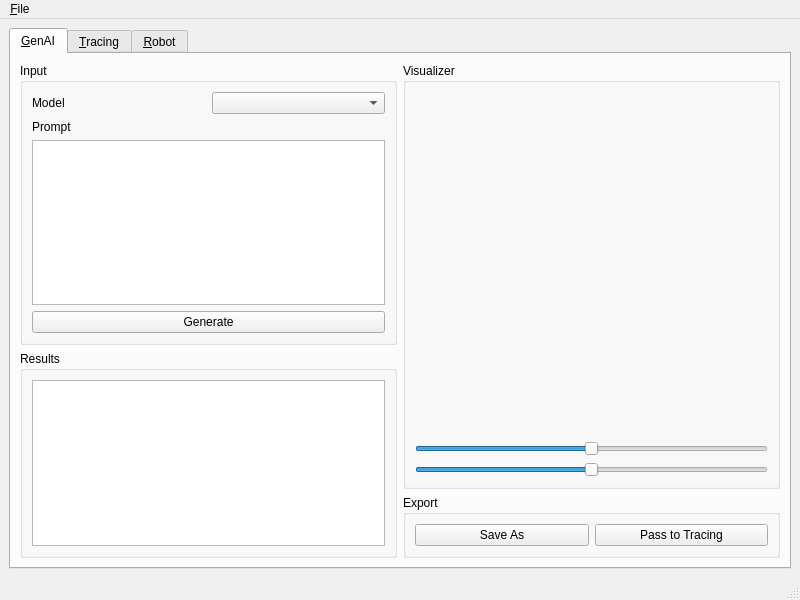
First picture: the form in ui/ui/main.ui, repository Toys-R-Us-Rex/Duckify, before the edit.
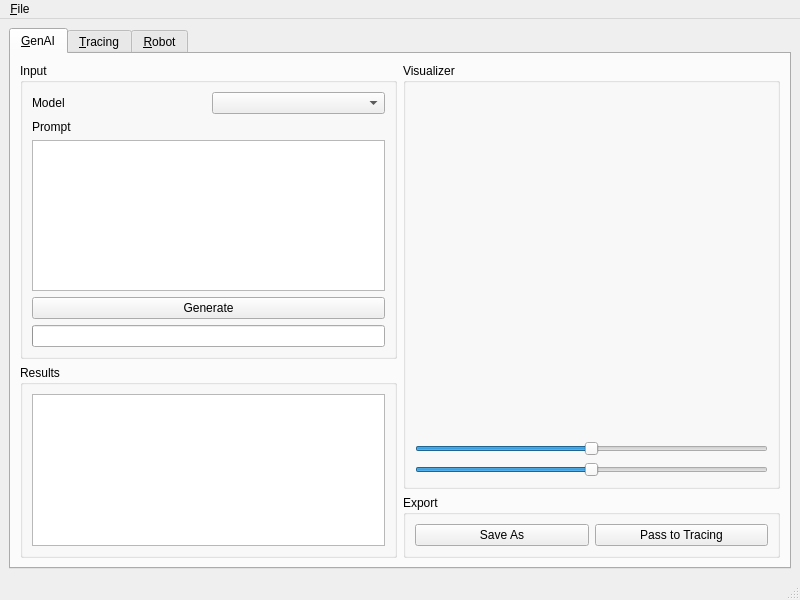
Second picture: the form after the edit. The open tabs and pages were chosen to show the change.

Diff of the .ui file:
```diff
--- a/ui/ui/main.ui
+++ b/ui/ui/main.ui
@@ -18,7 +18,7 @@
     <item>
      <widget class="QTabWidget" name="steps">
       <property name="currentIndex">
-       <number>1</number>
+       <number>0</number>
       </property>
       <widget class="QWidget" name="tabGenAI">
        <attribute name="title">
@@ -65,14 +65,27 @@
                <item>
                 <widget class="QTextEdit" name="genAIPrompt"/>
                </item>
-              </layout>
-             </item>
              <item>
               <widget class="QPushButton" name="genAIGenerate">
                <property name="text">
                 <string>Generate</string>
                </property>
               </widget>
+               </item>
+               <item>
+                <widget class="QProgressBar" name="genAIProgress">
+                 <property name="maximum">
+                  <number>1</number>
+                 </property>
+                 <property name="value">
+                  <number>0</number>
+                 </property>
+                 <property name="textVisible">
+                  <bool>false</bool>
+                 </property>
+                </widget>
+               </item>
+              </layout>
              </item>
             </layout>
            </widget>
```
Lines whose indentation alone changed are shown as unchanged.
